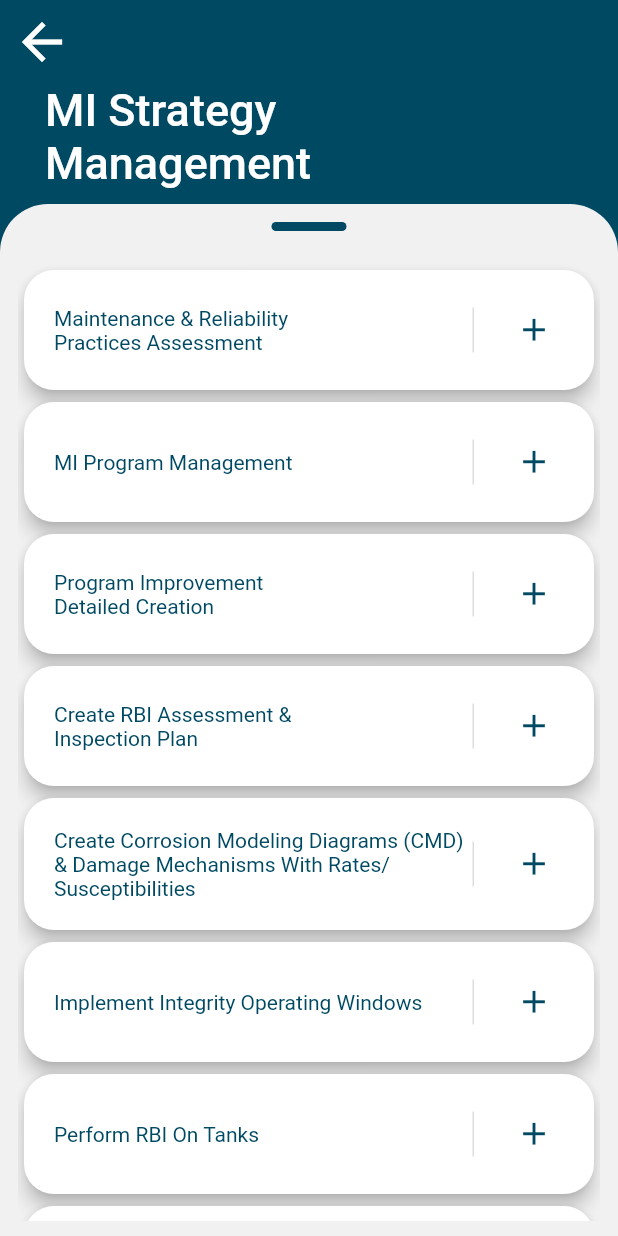
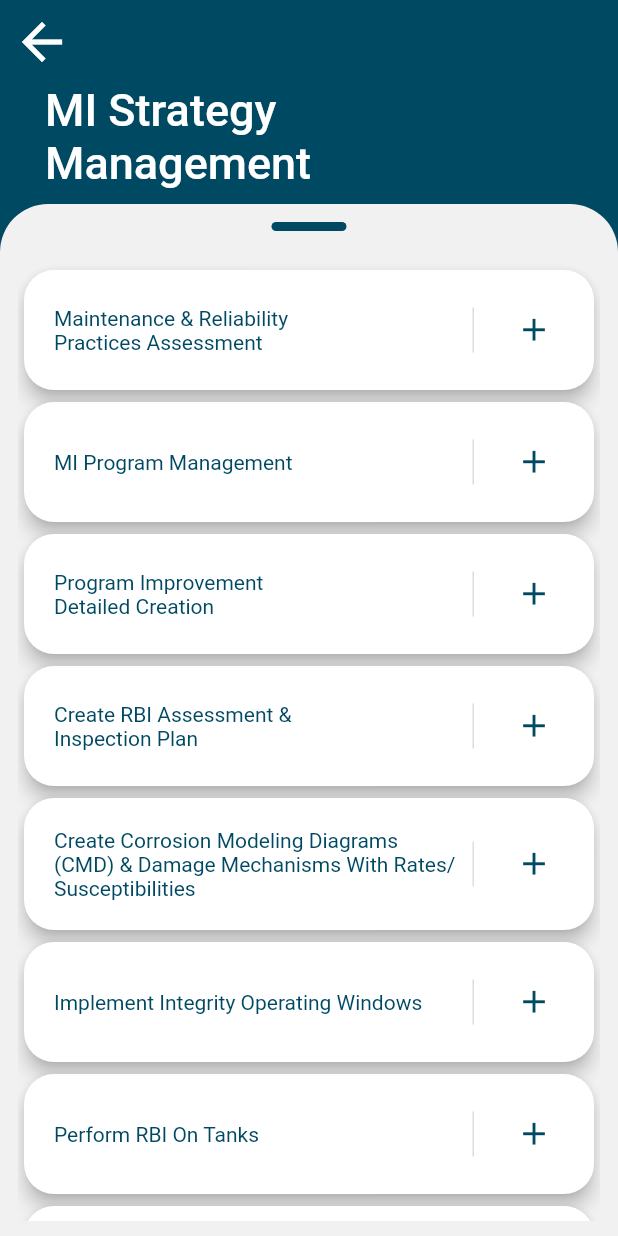
Before and after one commit to SonQBChau/brand_root_solution, a Flutter app: the screen it shows after launch, after a tap on "Explore Mi Strategy Options", on a phone screen of 412 x 824 dp. Run offline on Flutter 3.47's test engine with Material 2 defaults, Android fonts, the phone set to English and light mode, and no system bars; our stand-ins replace charts_flutter, flutter_spinkit, photo_view; missing offline and left inert: animator, esys_flutter_share; Roboto replaces fonts that are missing (GothicA1).

Commit message:
before switch page benchmark and result

```diff
--- a/lib/widgets/bottom_sheet_list.dart
+++ b/lib/widgets/bottom_sheet_list.dart
@@ -1,10 +1,8 @@
 import 'package:flutter/material.dart';
-import 'package:provider/provider.dart';
 import 'package:sale_form_demo/data/question_model.dart';
 import 'package:sale_form_demo/screens/benchmark_page.dart';
 import 'package:sale_form_demo/screens/review_page.dart';
 import 'package:sale_form_demo/utils/app_color.dart';
-import 'package:sale_form_demo/utils/common_widget.dart';
 import 'package:sale_form_demo/widgets/question_card_widget.dart';
 import 'package:sale_form_demo/data/globals.dart' as globals;
 
@@ -78,7 +76,6 @@ class BottomSheetList extends StatelessWidget {
             ),
           ],
         ),
-        SizedBox(width: 20),
         SizedBox(height: 50),
       ],
     );
--- a/lib/widgets/question_card_widget.dart
+++ b/lib/widgets/question_card_widget.dart
@@ -81,7 +81,7 @@ class _QuestionCardState extends State<QuestionCard> with SingleTickerProviderSt
             children: <Widget>[
               Expanded(
                 child: Container(
-                  padding: EdgeInsets.only(top: 20, bottom: 20, left: 20),
+                  padding: EdgeInsets.only(top: 20, bottom: 20, left: 20, right: 10),
                     child: Text(widget.question.getLabel(), style: TextStyle(color: textColor))
                 ),
               ),
```
Also changed, not shown: lib/utils/custom_slider.dart (added, +49 -0 lines).
